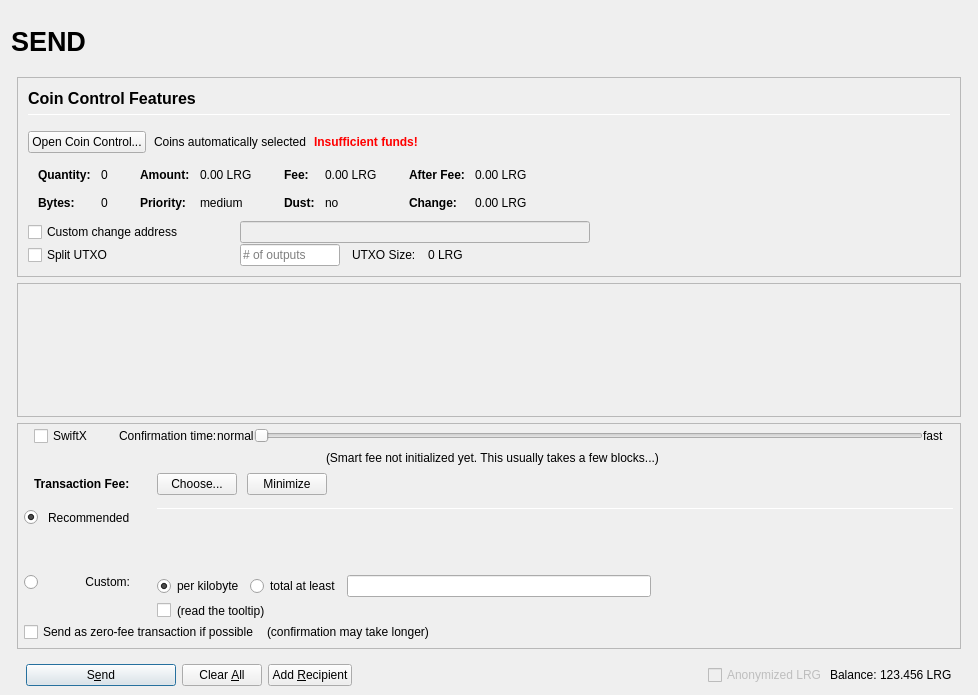
Before: the Qt Designer form src/qt/forms/sendcoinsdialog.ui in largocoin/core, drawn with Qt 5.
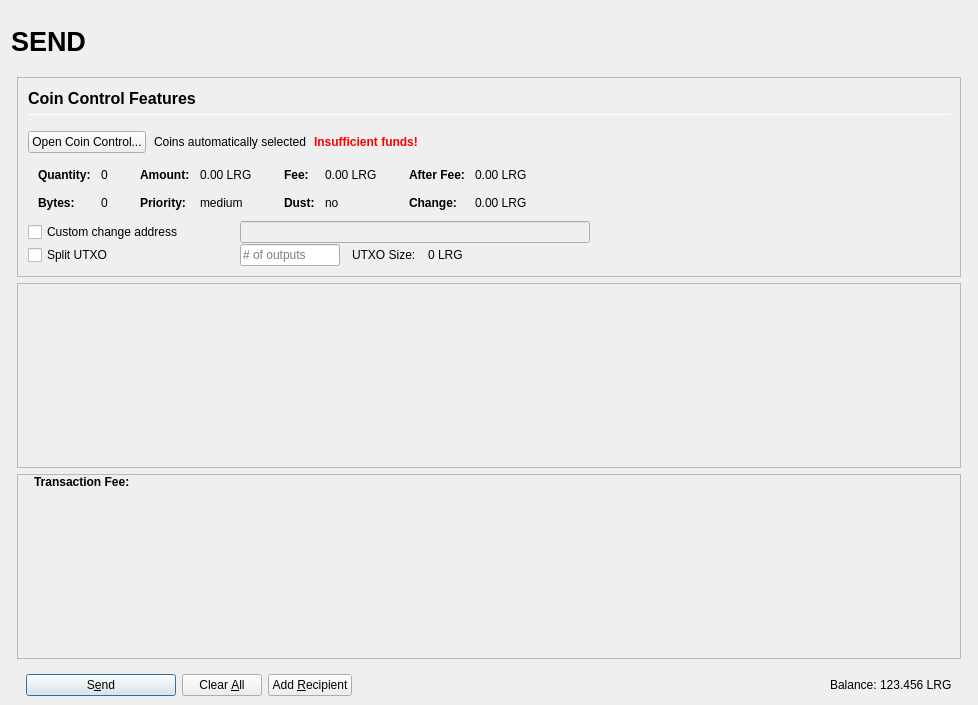
After: the same form once the commit is applied. Icons and pictures are not drawn. Custom widgets are drawn as their Qt base class.

The edit to the form file:
```diff
--- a/src/qt/forms/sendcoinsdialog.ui
+++ b/src/qt/forms/sendcoinsdialog.ui
@@ -10,7 +10,7 @@
     <x>0</x>
     <y>0</y>
     <width>978</width>
-    <height>695</height>
+    <height>705</height>
    </rect>
   </property>
   <property name="windowTitle">
@@ -897,8 +897,8 @@
             <rect>
              <x>0</x>
              <y>0</y>
-             <width>944</width>
-             <height>69</height>
+             <width>948</width>
+             <height>151</height>
             </rect>
            </property>
            <layout class="QVBoxLayout" name="verticalLayout_2" stretch="0,1">
@@ -975,7 +975,7 @@
             <number>0</number>
            </property>
            <item>
-            <layout class="QVBoxLayout" name="verticalLayoutFee2" stretch="0,0,0,0">
+            <layout class="QVBoxLayout" name="verticalLayoutFee2" stretch="0,0,0">
              <property name="spacing">
               <number>0</number>
              </property>
@@ -988,171 +988,6 @@
              <property name="rightMargin">
               <number>6</number>
              </property>
-             <item>
-              <layout class="QVBoxLayout" name="verticalLayout_feeConf">
-               <property name="spacing">
-                <number>0</number>
-               </property>
-               <property name="leftMargin">
-                <number>10</number>
-               </property>
-               <property name="rightMargin">
-                <number>10</number>
-               </property>
-               <property name="bottomMargin">
-                <number>5</number>
-               </property>
-               <item>
-                <layout class="QHBoxLayout" name="horizontalLayoutFee9">
-                 <item>
-                  <widget class="QCheckBox" name="checkSwiftTX">
-                   <property name="enabled">
-                    <bool>true</bool>
-                   </property>
-                   <property name="minimumSize">
-                    <size>
-                     <width>85</width>
-                     <height>0</height>
-                    </size>
-                   </property>
-                   <property name="toolTip">
-                    <string>SwiftX technology allows for near instant transactions - A flat fee of 0.01 LRG applies</string>
-                   </property>
-                   <property name="text">
-                    <string>SwiftX</string>
-                   </property>
-                  </widget>
-                 </item>
-                 <item>
-                  <widget class="QLabel" name="labelSmartFee3">
-                   <property name="text">
-                    <string>Confirmation time:</string>
-                   </property>
-                   <property name="margin">
-                    <number>2</number>
-                   </property>
-                  </widget>
-                 </item>
-                 <item>
-                  <widget class="QLabel" name="labelSmartFeeNormal">
-                   <property name="text">
-                    <string>normal</string>
-                   </property>
-                   <property name="margin">
-                    <number>8</number>
-                   </property>
-                  </widget>
-                 </item>
-                 <item>
-                  <widget class="QSlider" name="sliderSmartFee">
-                   <property name="minimumSize">
-                    <size>
-                     <width>0</width>
-                     <height>24</height>
-                    </size>
-                   </property>
-                   <property name="minimum">
-                    <number>0</number>
-                   </property>
-                   <property name="maximum">
-                    <number>24</number>
-                   </property>
-                   <property name="pageStep">
-                    <number>1</number>
-                   </property>
-                   <property name="value">
-                    <number>0</number>
-                   </property>
-                   <property name="orientation">
-                    <enum>Qt::Horizontal</enum>
-                   </property>
-                   <property name="invertedAppearance">
-                    <bool>false</bool>
-                   </property>
-                   <property name="invertedControls">
-                    <bool>false</bool>
-                   </property>
-                   <property name="tickPosition">
-                    <enum>QSlider::NoTicks</enum>
-                   </property>
-                  </widget>
-                 </item>
-                 <item>
-                  <widget class="QLabel" name="labelSmartFeeFast">
-                   <property name="text">
-                    <string>fast</string>
-                   </property>
-                   <property name="margin">
-                    <number>8</number>
-                   </property>
-                  </widget>
-                 </item>
-                </layout>
-               </item>
-               <item>
-                <layout class="QHBoxLayout" name="horizontalLayout_recommended_texts">
-                 <property name="spacing">
-                  <number>0</number>
-                 </property>
-                 <item>
-                  <spacer name="horizontalSpacer_8">
-                   <property name="orientation">
-                    <enum>Qt::Horizontal</enum>
-                   </property>
-                   <property name="sizeHint" stdset="0">
-                    <size>
-                     <width>40</width>
-                     <height>20</height>
-                    </size>
-                   </property>
-                  </spacer>
-                 </item>
-                 <item>
-                  <widget class="QLabel" name="labelFeeEstimation">
-                   <property name="text">
-                    <string/>
-                   </property>
-                   <property name="margin">
-                    <number>2</number>
-                   </property>
-                  </widget>
-                 </item>
-                 <item>
-                  <widget class="QLabel" name="labelSmartFee2">
-                   <property name="text">
-                    <string>(Smart fee not initialized yet. This usually takes a few blocks...)</string>
-                   </property>
-                   <property name="alignment">
-                    <set>Qt::AlignLeading|Qt::AlignLeft|Qt::AlignVCenter</set>
-                   </property>
-                   <property name="wordWrap">
-                    <bool>false</bool>
-                   </property>
-                   <property name="margin">
-                    <number>2</number>
-                   </property>
-                   <property name="indent">
-                    <number>-1</number>
-                   </property>
-                  </widget>
-                 </item>
-                 <item>
-                  <spacer name="horizontalSpacer_3">
-                   <property name="orientation">
-                    <enum>Qt::Horizontal</enum>
-                   </property>
-                   <property name="sizeHint" stdset="0">
-                    <size>
-                     <width>40</width>
-                     <height>20</height>
-                    </size>
-                   </property>
-                  </spacer>
-                 </item>
-                </layout>
-               </item>
-              </layout>
-             </item>
              <item>
               <layout class="QHBoxLayout" name="horizontalLayoutFee1">
                <property name="leftMargin">
@@ -1196,6 +1031,16 @@
                      </property>
                     </widget>
                    </item>
+                   <item>
+                    <widget class="QLabel" name="labelSmartFee">
+                     <property name="text">
+                      <string/>
+                     </property>
+                     <property name="margin">
+                      <number>2</number>
+                     </property>
+                    </widget>
+                   </item>
                    <item>
                     <widget class="QLabel" name="labelFeeMinimized">
                      <property name="text">
@@ -1203,23 +1048,6 @@
                      </property>
                     </widget>
                    </item>
-                   <item>
-                    <widget class="QPushButton" name="buttonChooseFee">
-                     <property name="text">
-                      <string>Choose...</string>
-                     </property>
-                    </widget>
-                   </item>
-                   <item>
-                    <widget class="QPushButton" name="buttonMinimizeFee">
-                     <property name="toolTip">
-                      <string>collapse fee-settings</string>
-                     </property>
-                     <property name="text">
-                      <string>Minimize</string>
-                     </property>
-                    </widget>
-                   </item>
                   </layout>
                  </item>
                  <item>
@@ -1270,320 +1098,6 @@
                 <property name="bottomMargin">
                  <number>0</number>
                 </property>
-                <item>
-                 <layout class="QGridLayout" name="gridLayoutFee">
-                  <property name="topMargin">
-                   <number>10</number>
-                  </property>
-                  <property name="bottomMargin">
-                   <number>4</number>
-                  </property>
-                  <property name="horizontalSpacing">
-                   <number>10</number>
-                  </property>
-                  <property name="verticalSpacing">
-                   <number>4</number>
-                  </property>
-                  <item row="2" column="0">
-                   <layout class="QVBoxLayout" name="verticalLayoutFee4" stretch="0">
-                    <item>
-                     <spacer name="verticalSpacer_2">
-                      <property name="orientation">
-                       <enum>Qt::Vertical</enum>
-                      </property>
-                      <property name="sizeHint" stdset="0">
-                       <size>
-                        <width>1</width>
-                        <height>1</height>
-                       </size>
-                      </property>
-                     </spacer>
-                    </item>
-                   </layout>
-                  </item>
-                  <item row="3" column="0">
-                   <layout class="QVBoxLayout" name="verticalLayoutFee9" stretch="0,1">
-                    <item>
-                     <widget class="QRadioButton" name="radioCustomFee">
-                      <property name="text">
-                       <string/>
-                      </property>
-                      <attribute name="buttonGroup">
-                       <string notr="true">groupFee</string>
-                      </attribute>
-                     </widget>
-                    </item>
-                    <item>
-                     <spacer name="verticalSpacer_6">
-                      <property name="orientation">
-                       <enum>Qt::Vertical</enum>
-                      </property>
-                      <property name="sizeHint" stdset="0">
-                       <size>
-                        <width>1</width>
-                        <height>1</height>
-                       </size>
-                      </property>
-                     </spacer>
-                    </item>
-                   </layout>
-                  </item>
-                  <item row="3" column="1">
-                   <widget class="QLabel" name="labelCustomFee">
-                    <property name="text">
-                     <string>Custom:</string>
-                    </property>
-                    <property name="alignment">
-                     <set>Qt::AlignRight|Qt::AlignTop|Qt::AlignTrailing</set>
-                    </property>
-                   </widget>
-                  </item>
-                  <item row="3" column="4">
-                   <layout class="QVBoxLayout" name="verticalLayoutFee8">
-                    <property name="spacing">
-                     <number>6</number>
-                    </property>
-                    <item>
-                     <layout class="QHBoxLayout" name="horizontalLayoutFee13">
-                      <item>
-                       <widget class="QRadioButton" name="radioCustomPerKilobyte">
-                        <property name="toolTip">
-                         <string>If the custom fee is set to 1000 uLRGs and the transaction is only 250 bytes, then &quot;per kilobyte&quot; only pays 250 uLRGs in fee,&lt;br /&gt;while &quot;at least&quot; pays 1000 uLRGs. For transactions bigger than a kilobyte both pay by kilobyte.</string>
-                        </property>
-                        <property name="text">
-                         <string>per kilobyte</string>
-                        </property>
-                        <property name="checked">
-                         <bool>true</bool>
-                        </property>
-                        <attribute name="buttonGroup">
-                         <string notr="true">groupCustomFee</string>
-                        </attribute>
-                       </widget>
-                      </item>
-                      <item>
-                       <widget class="QRadioButton" name="radioCustomAtLeast">
-                        <property name="toolTip">
-                         <string>If the custom fee is set to 1000 uLRGs and the transaction is only 250 bytes, then &quot;per kilobyte&quot; only pays 250 uLRGs in fee,&lt;br /&gt;while &quot;total at least&quot; pays 1000 uLRGs. For transactions bigger than a kilobyte both pay by kilobyte.</string>
-                        </property>
-                        <property name="text">
-                         <string>total at least</string>
-                        </property>
-                        <attribute name="buttonGroup">
-                         <string notr="true">groupCustomFee</string>
-                        </attribute>
-                       </widget>
-                      </item>
-                      <item>
-                       <widget class="BitcoinAmountField" name="customFee"/>
-                      </item>
-                      <item>
-                       <spacer name="horizontalSpacer_6">
-                        <property name="orientation">
-                         <enum>Qt::Horizontal</enum>
-                        </property>
-                        <property name="sizeHint" stdset="0">
-                         <size>
-                          <width>1</width>
-                          <height>1</height>
-                         </size>
-                        </property>
-                       </spacer>
-                      </item>
-                     </layout>
-                    </item>
-                    <item>
-                     <layout class="QHBoxLayout" name="horizontalLayoutFee8">
-                      <item>
-                       <widget class="QCheckBox" name="checkBoxMinimumFee">
-                        <property name="toolTip">
-                         <string>Paying only the minimum fee is just fine as long as there is less transaction volume than space in the blocks.&lt;br /&gt;But be aware that this can end up in a never confirming transaction once there is more demand for Largo transactions than the network can process.</string>
-                        </property>
-                        <property name="text">
-                         <string/>
-                        </property>
-                       </widget>
-                      </item>
-                      <item>
-                       <widget class="QLabel" name="labelMinFeeWarning">
-                        <property name="enabled">
-                         <bool>true</bool>
-                        </property>
-                        <property name="toolTip">
-                         <string>Paying only the minimum fee is just fine as long as there is less transaction volume than space in the blocks.&lt;br /&gt;But be aware that this can end up in a never confirming transaction once there is more demand for Largo transactions than the network can process.</string>
-                        </property>
-                        <property name="text">
-                         <string>(read the tooltip)</string>
-                        </property>
-                        <property name="margin">
-                         <number>5</number>
-                        </property>
-                       </widget>
-                      </item>
-                      <item>
-                       <spacer name="horizontalSpacer_2">
-                        <property name="orientation">
-                         <enum>Qt::Horizontal</enum>
-                        </property>
-                        <property name="sizeHint" stdset="0">
-                         <size>
-                          <width>1</width>
-                          <height>1</height>
-                         </size>
-                        </property>
-                       </spacer>
-                      </item>
-                     </layout>
-                    </item>
-                   </layout>
-                  </item>
-                  <item row="1" column="1">
-                   <widget class="QLabel" name="labelSmartFee_2">
-                    <property name="text">
-                     <string>Recommended</string>
-                    </property>
-                   </widget>
-                  </item>
-                  <item row="1" column="2">
-                   <widget class="QLabel" name="labelSmartFee">
-                    <property name="text">
-                     <string/>
-                    </property>
-                    <property name="margin">
-                     <number>2</number>
-                    </property>
-                   </widget>
-                  </item>
-                  <item row="1" column="0">
-                   <widget class="QRadioButton" name="radioSmartFee">
-                    <property name="text">
-                     <string/>
-                    </property>
-                    <property name="checked">
-                     <bool>true</bool>
-                    </property>
-                    <attribute name="buttonGroup">
-                     <string notr="true">groupFee</string>
-                    </attribute>
-                   </widget>
-                  </item>
-                  <item row="0" column="4" rowspan="3">
-                   <layout class="QVBoxLayout" name="verticalLayoutFee3" stretch="0,0,0,0">
-                    <property name="spacing">
-                     <number>6</number>
-                    </property>
-                    <property name="topMargin">
-                     <number>2</number>
-                    </property>
-                    <property name="bottomMargin">
-                     <number>20</number>
-                    </property>
-                    <item>
-                     <widget class="Line" name="line_2">
-                      <property name="minimumSize">
-                       <size>
-                        <width>0</width>
-                        <height>1</height>
-                       </size>
-                      </property>
-                      <property name="maximumSize">
-                       <size>
-                        <width>16777215</width>
-                        <height>1</height>
-                       </size>
-                      </property>
-                      <property name="orientation">
-                       <enum>Qt::Horizontal</enum>
-                      </property>
-                     </widget>
-                    </item>
-                    <item>
-                     <layout class="QHBoxLayout" name="horizontalLayoutFee12">
-                      <item>
-                       <spacer name="horizontalSpacer_5">
-                        <property name="orientation">
-                         <enum>Qt::Horizontal</enum>
-                        </property>
-                        <property name="sizeHint" stdset="0">
-                         <size>
-                          <width>1</width>
-                          <height>1</height>
-                         </size>
-                        </property>
-                       </spacer>
-                      </item>
-                     </layout>
-                    </item>
-                    <item>
-                     <spacer name="verticalSpacer_4">
-                      <property name="orientation">
-                       <enum>Qt::Vertical</enum>
-                      </property>
-                      <property name="sizeHint" stdset="0">
-                       <size>
-                        <width>1</width>
-                        <height>1</height>
-                       </size>
-                      </property>
-                     </spacer>
-                    </item>
-                    <item>
-                     <spacer name="verticalSpacer_3">
-                      <property name="orientation">
-                       <enum>Qt::Vertical</enum>
-                      </property>
-                      <property name="sizeHint" stdset="0">
-                       <size>
-                        <width>20</width>
-                        <height>40</height>
-                       </size>
-                      </property>
-                     </spacer>
-                    </item>
-                   </layout>
-                  </item>
-                 </layout>
-                </item>
-                <item>
-                 <layout class="QHBoxLayout" name="horizontalLayoutFee5" stretch="0,0,0">
-                  <property name="spacing">
-                   <number>8</number>
-                  </property>
-                  <property name="bottomMargin">
-                   <number>4</number>
-                  </property>
-                  <item>
-                   <widget class="QCheckBox" name="checkBoxFreeTx">
-                    <property name="text">
-                     <string>Send as zero-fee transaction if possible</string>
-                    </property>
-                   </widget>
-                  </item>
-                  <item>
-                   <widget class="QLabel" name="labelFreeTx">
-                    <property name="text">
-                     <string>(confirmation may take longer)</string>
-                    </property>
-                    <property name="margin">
-                     <number>5</number>
-                    </property>
-                   </widget>
-                  </item>
-                  <item>
-                   <spacer name="horizontalSpacerFee5">
-                    <property name="orientation">
-                     <enum>Qt::Horizontal</enum>
-                    </property>
-                    <property name="sizeHint" stdset="0">
-                     <size>
-                      <width>1</width>
-                      <height>1</height>
-                     </size>
-                    </property>
-                   </spacer>
-                  </item>
-                 </layout>
-                </item>
                 <item>
                  <spacer name="verticalSpacerFee2">
                   <property name="orientation">
@@ -1708,16 +1222,6 @@
              <property name="spacing">
               <number>3</number>
              </property>
-             <item>
-              <widget class="QCheckBox" name="checkzLRG">
-               <property name="enabled">
-                <bool>false</bool>
-               </property>
-               <property name="text">
-                <string>Anonymized LRG</string>
-               </property>
-              </widget>
-             </item>
              <item>
               <widget class="QLabel" name="label">
                <property name="text">
@@ -1762,12 +1266,6 @@
    <extends>QLineEdit</extends>
    <header>qvalidatedlineedit.h</header>
   </customwidget>
-  <customwidget>
-   <class>BitcoinAmountField</class>
-   <extends>QLineEdit</extends>
-   <header>bitcoinamountfield.h</header>
-   <container>1</container>
-  </customwidget>
  </customwidgets>
  <resources>
   <include location="../largo.qrc"/>
```
Left out of the diff: 4 changed lines with no effect on the pictures.
